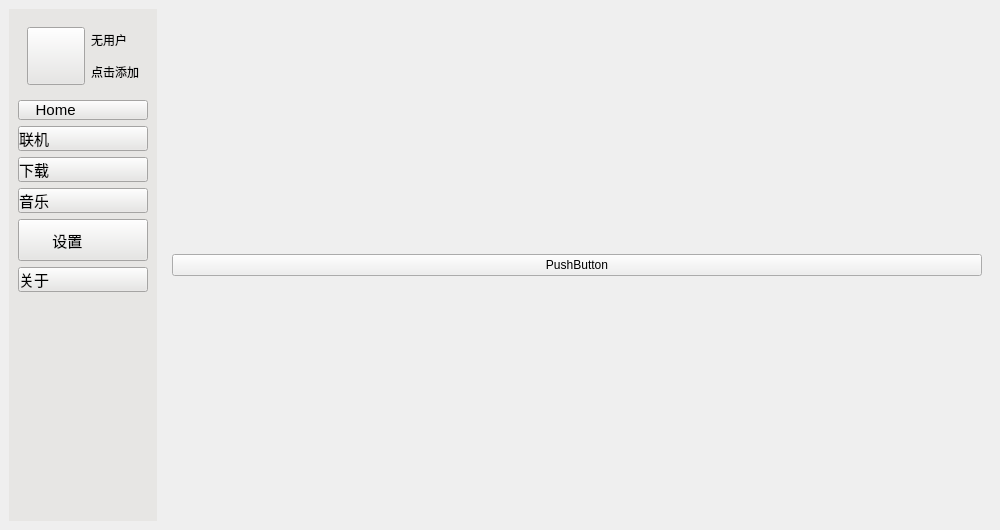
Old version of the form UI/MOS_UI.ui in the repository David-xian66/Minecraft-Optimal-Starter_2.
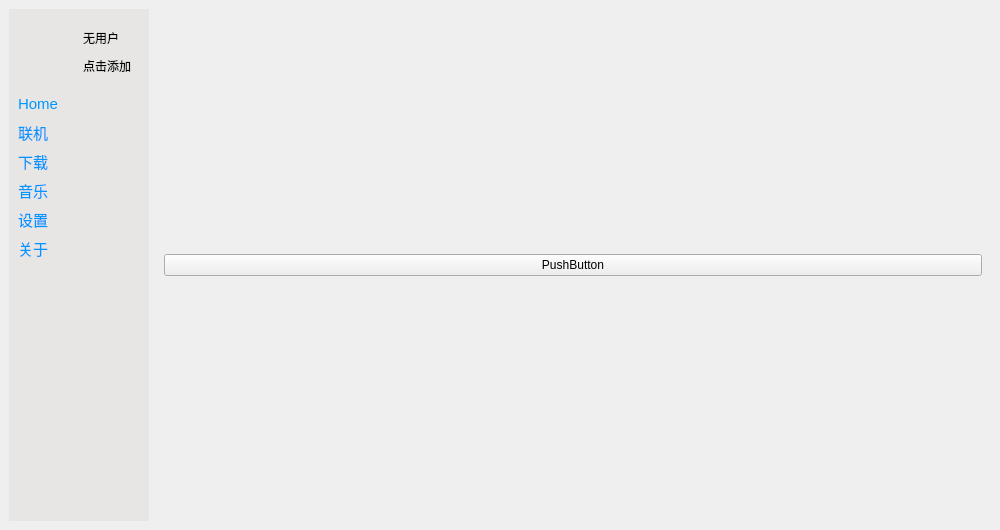
New version of the form. Icons and pictures are not drawn.

```diff
--- a/UI/MOS_UI.ui
+++ b/UI/MOS_UI.ui
@@ -46,13 +46,15 @@
        <item row="2" column="0" colspan="2">
         <widget class="QPushButton" name="pushButton_lianji">
          <property name="styleSheet">
-          <string notr="true">background-image: url(:/img/picture/home.png);
+          <string notr="true">height:23px;
+color: rgb(0, 150, 255);
 background-origin: content;
 background-position: left;
 background-repeat: no-repeat;
 text-align: left;
 padding-right:10px;
-font-size: 15px;</string>
+font-size: 15px;
+border-radius: 10px;</string>
          </property>
          <property name="text">
           <string>联机</string>
@@ -62,13 +64,15 @@
        <item row="6" column="0" colspan="2">
         <widget class="QPushButton" name="pushButton_music">
          <property name="styleSheet">
-          <string notr="true">background-image: url(:/img/picture/home.png);
+          <string notr="true">height:23px;
+color: rgb(0, 150, 255);
 background-origin: content;
 background-position: left;
 background-repeat: no-repeat;
 text-align: left;
 padding-right:10px;
-font-size: 15px;</string>
+font-size: 15px;
+border-radius: 10px;</string>
          </property>
          <property name="text">
           <string>音乐</string>
@@ -78,13 +82,15 @@
        <item row="9" column="0" colspan="2">
         <widget class="QPushButton" name="pushButton_about">
          <property name="styleSheet">
-          <string notr="true">background-image: url(:/img/picture/home.png);
+          <string notr="true">height:23px;
+color: rgb(0, 150, 255);
 background-origin: content;
 background-position: left;
 background-repeat: no-repeat;
 text-align: left;
 padding-right:10px;
-font-size: 15px;</string>
+font-size: 15px;
+border-radius: 10px;</string>
          </property>
          <property name="text">
           <string>关于</string>
@@ -94,13 +100,15 @@
        <item row="4" column="0" colspan="2">
         <widget class="QPushButton" name="pushButton_xiazai">
          <property name="styleSheet">
-          <string notr="true">background-image: url(:/img/picture/home.png);
+          <string notr="true">height:23px;
+color: rgb(0, 150, 255);
 background-origin: content;
 background-position: left;
 background-repeat: no-repeat;
 text-align: left;
 padding-right:10px;
-font-size: 15px;</string>
+font-size: 15px;
+border-radius: 10px;</string>
          </property>
          <property name="text">
           <string>下载</string>
@@ -116,16 +124,28 @@
           <enum>Qt::LeftToRight</enum>
          </property>
          <property name="styleSheet">
-          <string notr="true">background-image: url(:/img/picture/home.png);
+          <string notr="true">height:23px;
+color: rgb(0, 150, 255);
 background-origin: content;
 background-position: left;
 background-repeat: no-repeat;
 text-align: left;
 padding-right:10px;
-font-size: 15px;</string>
+font-size: 15px;
+border-radius: 10px;</string>
          </property>
          <property name="text">
-          <string>    Home</string>
+          <string>Home</string>
+         </property>
+         <property name="icon">
+          <iconset>
+           <normaloff>../picture/home.png</normaloff>../picture/home.png</iconset>
+         </property>
+         <property name="iconSize">
+          <size>
+           <width>20</width>
+           <height>20</height>
+          </size>
          </property>
         </widget>
        </item>
@@ -144,7 +164,7 @@
             <property name="styleSheet">
              <string notr="true">width:50px;
 height:50px;
-border-image: url(:/img/picture/ico.png);</string>
+border-radius: 10px;</string>
             </property>
             <property name="text">
              <string/>
@@ -174,17 +194,28 @@
        <item row="8" column="0" colspan="2">
         <widget class="QPushButton" name="pushButton_shezhi">
          <property name="styleSheet">
-          <string notr="true">height:40px;
-background-image: url(:/img/picture/shape.png);
+          <string notr="true">height:23px;
+color: rgb(0, 150, 255);
 background-origin: content;
 background-position: left;
 background-repeat: no-repeat;
 text-align: left;
 padding-right:10px;
-font-size: 15px;</string>
+font-size: 15px;
+border-radius: 10px;</string>
          </property>
          <property name="text">
-          <string>        设置</string>
+          <string>设置</string>
+         </property>
+         <property name="icon">
+          <iconset>
+           <normaloff>../picture/settings.png</normaloff>../picture/settings.png</iconset>
+         </property>
+         <property name="iconSize">
+          <size>
+           <width>20</width>
+           <height>20</height>
+          </size>
          </property>
         </widget>
        </item>
```
